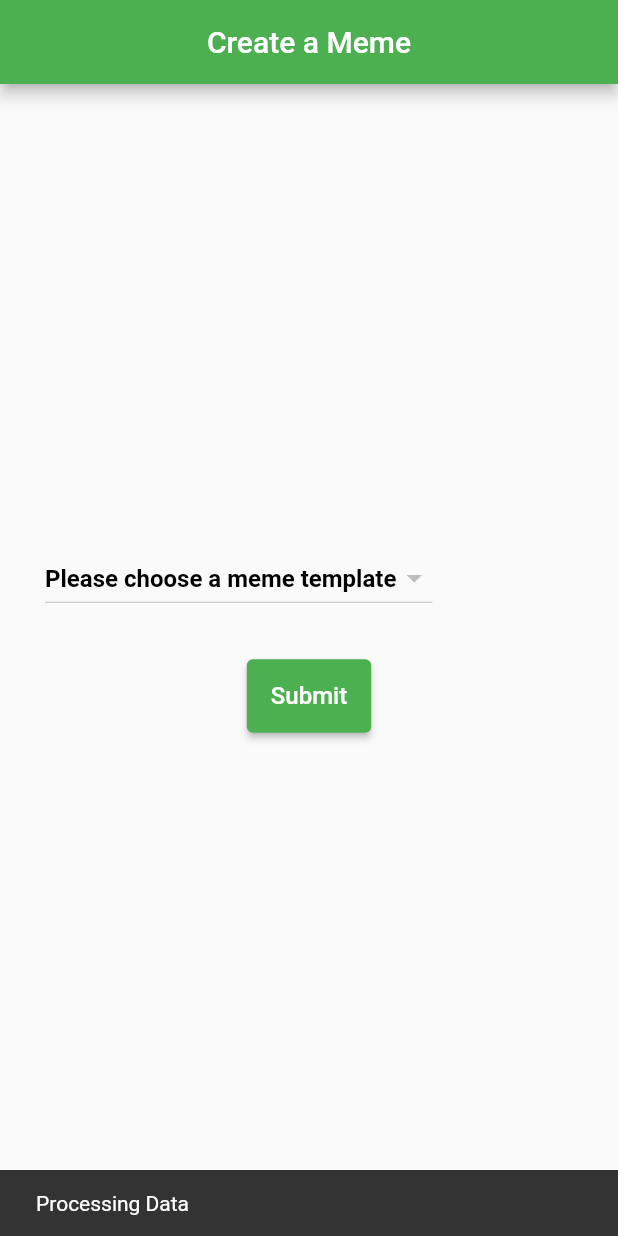
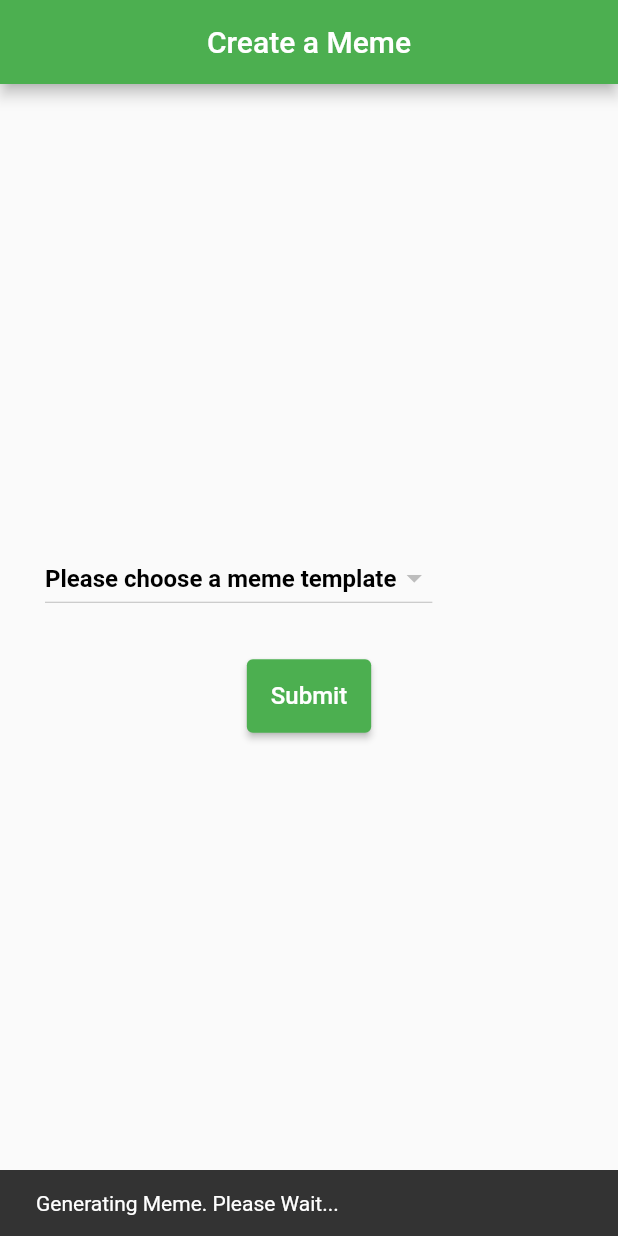
Before and after one commit to naveen521kk/flutter-meme-app, a Flutter app: the screen it shows after launch, after a tap on "Submit", on a phone screen of 412 x 824 dp. Run offline on Flutter 3.47's test engine with Material 2 defaults, Android fonts, the phone set to English and light mode, and no system bars; our stand-ins replace cached_network_image; network calls fail.

Commit message:
Add option to save form data
TODO: send the request

```diff
--- a/lib/meme_form.dart
+++ b/lib/meme_form.dart
@@ -25,6 +25,8 @@ class MemeFormState extends State<MemeForm> {
   List<MemeTemplate> _templates = [];
   List<String> _memeTemplates = [];
 
+  Map<int, String> formData = {};
+
   MemeTemplate findTemplate(String templateName) {
     var defaultMemeTemplate = const MemeTemplate(
         id: '0', name: '', url: '', boxCount: 0, height: 0, width: 0);
@@ -36,6 +38,19 @@ class MemeFormState extends State<MemeForm> {
       (element) => element.name == templateName,
       orElse: (() => defaultMemeTemplate),
     );
+  }
+
+  void submitForm() {
+    if (_formKey.currentState!.validate()) {
+      // If the form is valid, display a Snackbar.
+      ScaffoldMessenger.of(context).showSnackBar(
+        const SnackBar(content: Text('Generating Meme. Please Wait...')),
+      );
+      _formKey.currentState!.save();
+      ScaffoldMessenger.of(context).showSnackBar(
+        SnackBar(content: Text(formData.length.toString())),
+      );
+    }
   }
 
   @override
@@ -84,6 +99,9 @@ class MemeFormState extends State<MemeForm> {
             }
             return null;
           },
+          onSaved: (newValue) => {
+            formData[i] = newValue!,
+          },
           decoration: InputDecoration(
             border: const UnderlineInputBorder(),
             labelText: i == 0
@@ -105,14 +123,7 @@ class MemeFormState extends State<MemeForm> {
           padding: const EdgeInsets.symmetric(vertical: 30.0),
           child: ElevatedButton(
             onPressed: () {
-              // Validate returns true if the form is valid, or false otherwise.
-              if (_formKey.currentState!.validate()) {
-                // If the form is valid, display a snackbar. In the real world,
-                // you'd often call a server or save the information in a database.
-                ScaffoldMessenger.of(context).showSnackBar(
-                  const SnackBar(content: Text('Processing Data')),
-                );
-              }
+              submitForm();
             },
             child: const Padding(
               padding: EdgeInsets.symmetric(vertical: 15.0),
```
